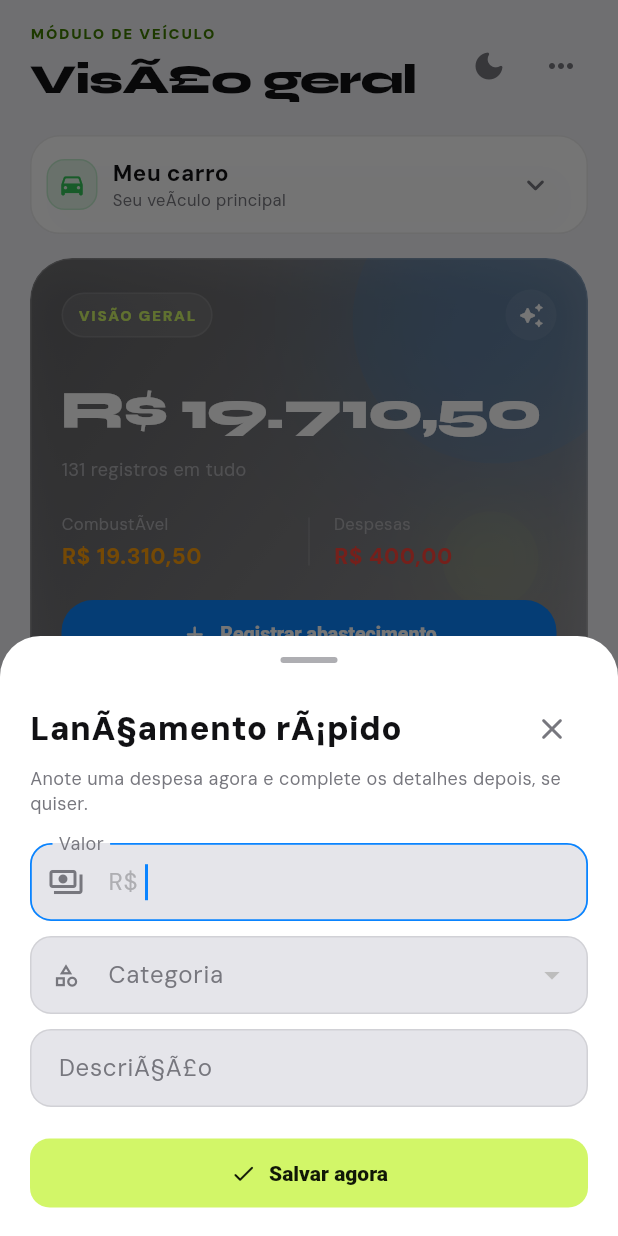
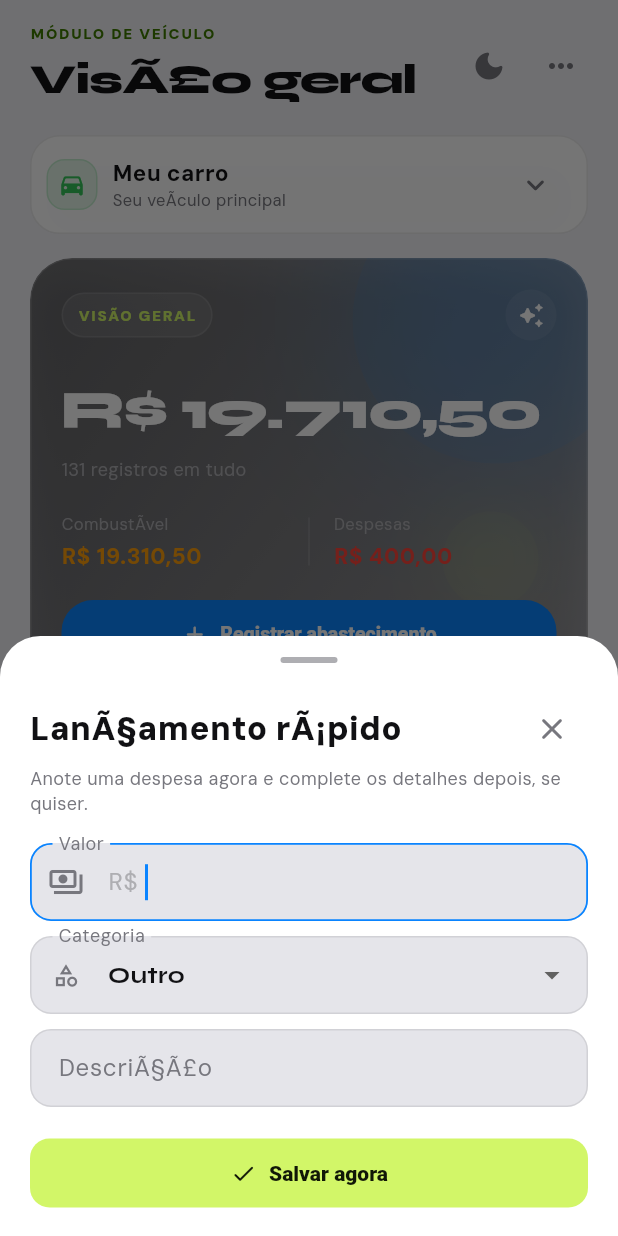
Before and after one commit to Jeffersonf/finanza-auto, a Flutter app: the screen it shows after launch, after a tap on the "bolt" icon, on a phone screen of 412 x 824 dp. Run offline on Flutter 3.47's test engine with Material 3 defaults, Android fonts, the phone set to English and light mode, and no system bars; our stand-ins replace shared_preferences.

Commit message:
fix: restore local theme collections

```diff
--- a/mobile/lib/main.dart
+++ b/mobile/lib/main.dart
@@ -756,7 +756,7 @@
   }
 
   Widget _filterChips() {
-    values = ['Todos', 'Abastecimentos', 'Despesas'];
+    final values = ['Todos', 'Abastecimentos', 'Despesas'];
     return SingleChildScrollView(
       scrollDirection: Axis.horizontal,
       child: Row(
@@ -1002,7 +1002,7 @@
     final amount = TextEditingController();
     final title = TextEditingController();
     var category = 'Other';
-    categories = <String, String>{
+    final categories = <String, String>{
       'Maintenance': 'ManutenÃ§Ã£o',
       'Insurance': 'Seguro',
       'Tax': 'Imposto / documento',
```
